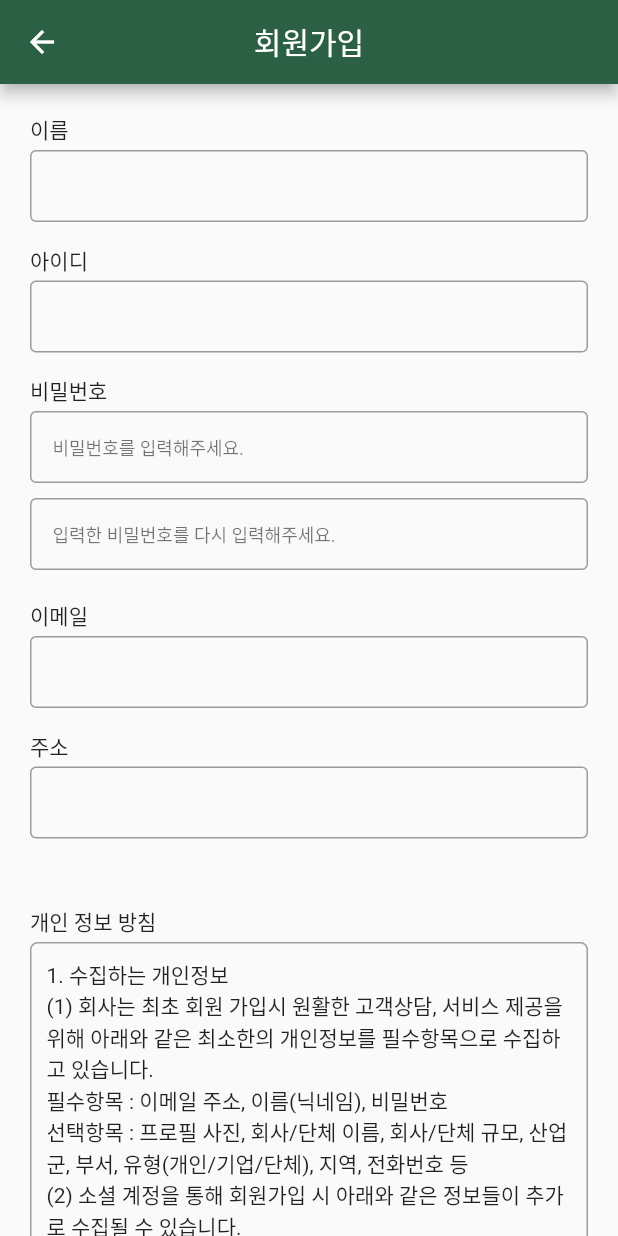
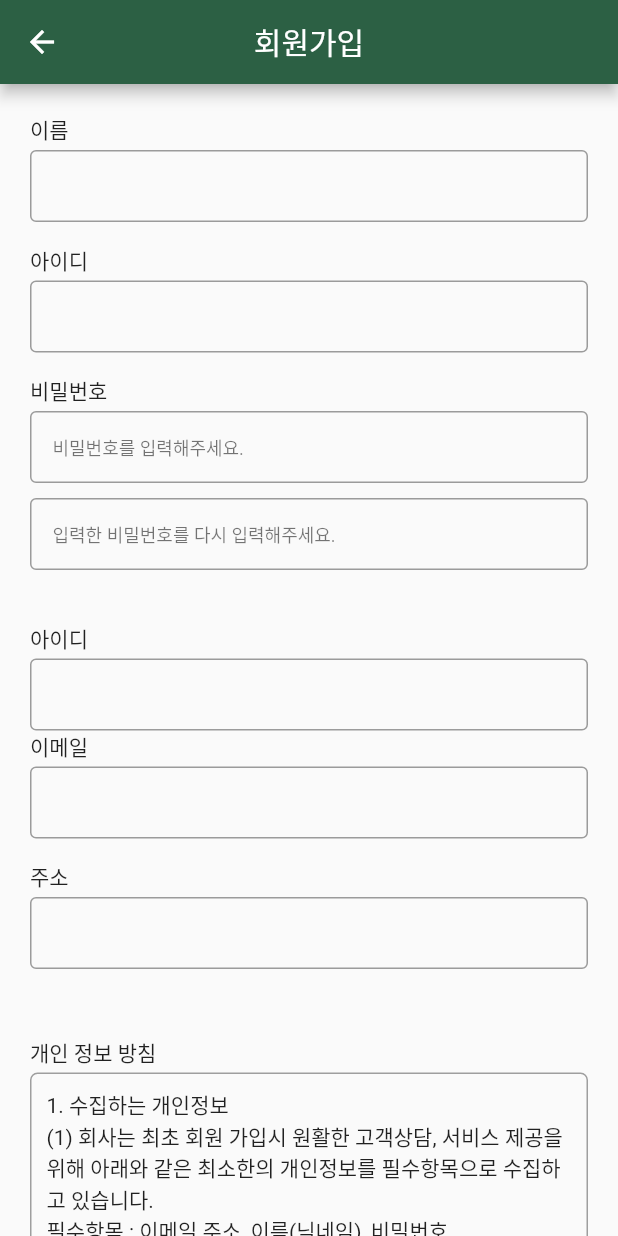
Before and after one commit to hyundo0328/DongguBat, a Flutter app: the SignUpPage screen opened directly, on a phone screen of 412 x 824 dp. Run offline on Flutter 3.47's test engine with Material 2 defaults, Android fonts, the light colour scheme and no system bars; our stand-ins replace carousel_slider, geolocator.

Commit message:
signup pnum 추가

```diff
--- a/lib/login/signup.dart
+++ b/lib/login/signup.dart
@@ -222,6 +222,44 @@ class _SignUpPageState extends State<SignUpPage> {
                       keyboardType: TextInputType.text),
                 )),
                 Align(
+                  // 아이디 텍스트
+                  alignment: AlignmentDirectional(-1.00, 0.00),
+                  child: Padding(
+                    padding: EdgeInsetsDirectional.fromSTEB(0, 15, 0, 3),
+                    child: Text(
+                      '아이디',
+                      textAlign: TextAlign.start,
+                    ),
+                  ),
+                ),
+                Center(
+                    child: Padding(
+                  padding: EdgeInsetsDirectional.fromSTEB(0, 0, 0, 0),
+                  child: TextFormField(
+                      // 전화번호 입력칸
+                      // autofocus: true,
+                      controller: _PnumController,
+                      decoration: InputDecoration(
+                        border: OutlineInputBorder(),
+                        contentPadding: EdgeInsets.fromLTRB(15, 5, 5, 15),
+                        focusedBorder: OutlineInputBorder(
+                          borderSide: BorderSide(
+                            color: Color.fromARGB(100, 0, 0, 0),
+                            width: 1,
+                          ),
+                          //borderRadius: BorderRadius.circular(12),
+                        ),
+                        errorBorder: OutlineInputBorder(
+                          borderSide: BorderSide(
+                            color: Color.fromARGB(100, 255, 89, 99),
+                            width: 1,
+                          ),
+                          // borderRadius: BorderRadius.circular(12),
+                        ),
+                      ),
+                      keyboardType: TextInputType.text),
+                )),
+                Align(
                   // 이메일 텍스트
                   alignment: AlignmentDirectional(-1.00, 0.00),
                   child: Padding(
```
